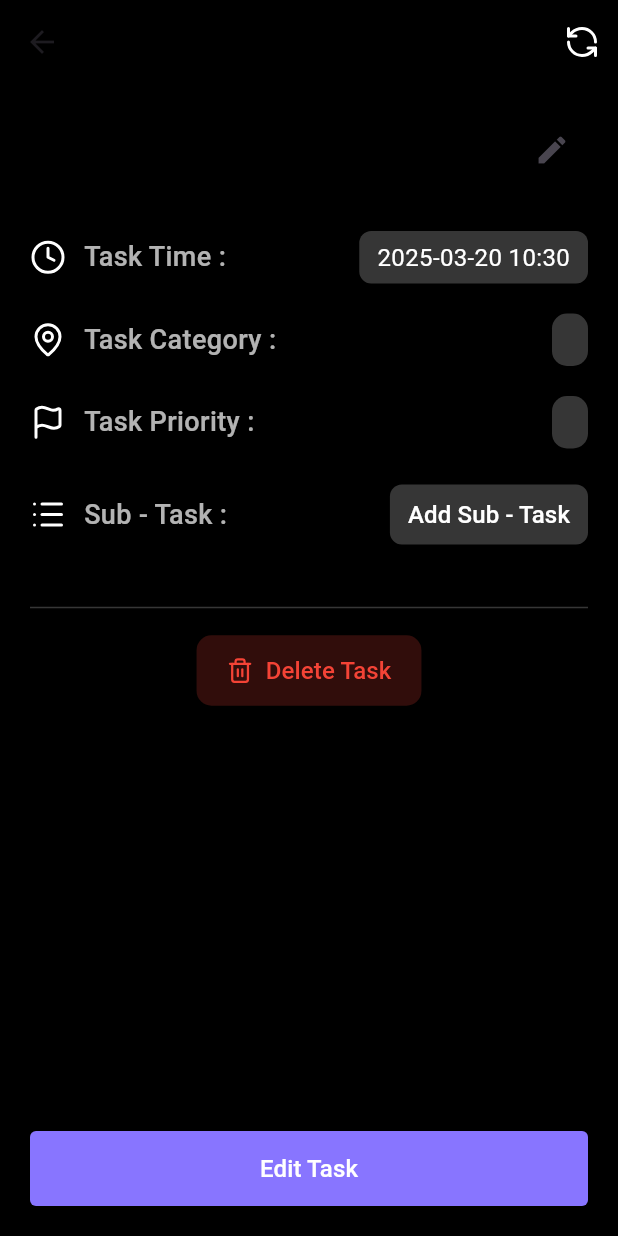
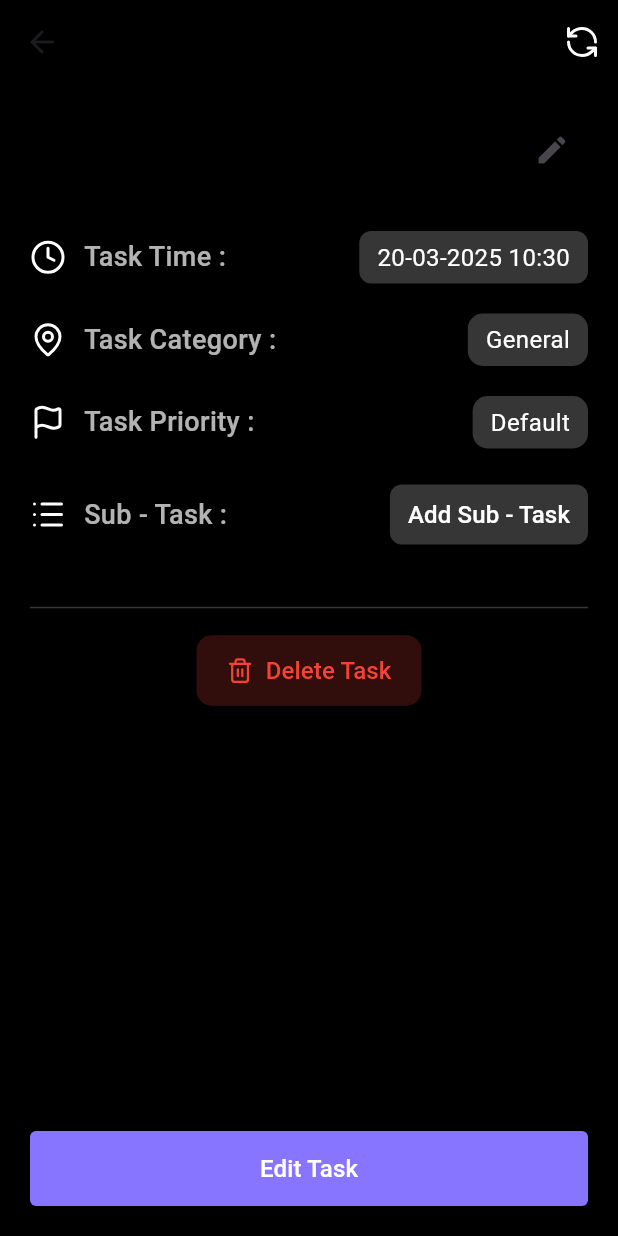
Before and after one commit to Piyush1716/flutter-smart-tasks, a Flutter app: the TaskDetailsPage screen opened directly with empty values, on a phone screen of 412 x 824 dp. Run offline on Flutter 3.47's test engine with Material 3 defaults, Android fonts, the phone set to English and light mode, and no system bars; our stand-ins replace cloud_firestore, firebase_auth, firebase_core, flutter_svg, lucide_icons, smooth_page_indicator; accounts and stored records are empty.

Commit message:
minor changes

```diff
--- a/lib/Task Pages/TaskDetailsPage.dart
+++ b/lib/Task Pages/TaskDetailsPage.dart
@@ -49,16 +49,16 @@ class TaskDetailsPage extends StatelessWidget {
             TaskDetailItem(
                 icon: LucideIcons.clock,
                 label: 'Task Time',
-                value: formatTimestamp(data['createdAt'])),
+                value: timeAndDate(data['createdAt'])),
             TaskDetailItem(
                 icon: LucideIcons.mapPin,
                 label: 'Task Category',
-                value: data['category'] ?? 'General',
+                value: data['category']==''? 'General' : data['category'],
                 isBadge: true),
             TaskDetailItem(
                 icon: LucideIcons.flag,
                 label: 'Task Priority',
-                value: data['priority'] ?? 'Default',
+                value: data['priority'] == '' ? 'Default' : data['priority'],
                 isBadge: true),
             TaskDetailItem(
                 icon: LucideIcons.list,
--- a/lib/Task Pages/task_item.dart
+++ b/lib/Task Pages/task_item.dart
@@ -1,6 +1,7 @@
 import 'package:flutter/material.dart';
 import 'package:todoapp/Task%20Pages/TaskDetailsPage.dart';
 import 'package:todoapp/theme/appcolor.dart';
+import 'package:todoapp/ui%20helper/TimeStamp_to_date.dart';
 
 class TaskItem extends StatelessWidget {
   final Map<String, dynamic> data;
@@ -34,7 +35,7 @@ class TaskItem extends StatelessWidget {
               ),
               const SizedBox(height: 5),
               Text(
-                "Today At ${data['dueTime'] ?? 'N/A'}",
+                "DueDate ${onlyDate(data['dueDate'])}",
                 style: const TextStyle(fontSize: 14, color: Colors.white70),
               ),
               const SizedBox(height: 8),
@@ -44,7 +45,7 @@ class TaskItem extends StatelessWidget {
                   Chip(
                     backgroundColor: Colors.blueAccent,
                     label: Text(
-                      data['category'] ?? 'General',
+                      data['category'] == '' ? 'General' : data['category'],
                       style: const TextStyle(color: Colors.white),
                     ),
                   ),
--- a/lib/home/home_screen.dart
+++ b/lib/home/home_screen.dart
@@ -1,7 +1,6 @@
 import 'package:flutter/material.dart';
 import 'package:flutter_svg/svg.dart';
 import 'package:cloud_firestore/cloud_firestore.dart';
-import 'package:todoapp/Task%20Pages/TaskDetailsPage.dart';
 import 'package:todoapp/Task%20Pages/task_item.dart';
 import 'package:todoapp/home/add_task_screen.dart';
 import 'package:todoapp/home/category_selection_page.dart';
--- a/lib/services/task_services.dart
+++ b/lib/services/task_services.dart
@@ -22,7 +22,7 @@ class TaskServices {
           .add({
         "title": title,
         "description": description,
-        "dueDate": dueDate,
+        "dueDate": dueDate ?? DateTime.now().add(Duration(days: 5)),
         "isCompleted": false,
         "category" : "",
         "priority" : "",
--- a/lib/ui helper/TimeStamp_to_date.dart
+++ b/lib/ui helper/TimeStamp_to_date.dart
@@ -1,7 +1,12 @@
 import 'package:intl/intl.dart';
 import 'package:cloud_firestore/cloud_firestore.dart';
 
-String formatTimestamp(Timestamp timestamp) {
+String timeAndDate(Timestamp timestamp) {
   DateTime dateTime = timestamp.toDate();
-  return DateFormat('yyyy-MM-dd HH:mm').format(dateTime); // Customize format as needed
+  return DateFormat('dd-MM-yyyy HH:mm').format(dateTime); // Customize format as needed
 }
+
+String onlyDate(Timestamp timestamp) {
+  DateTime dateTime = timestamp.toDate();
+  return DateFormat('dd-MM').format(dateTime); // Customize format as needed
+}
```
